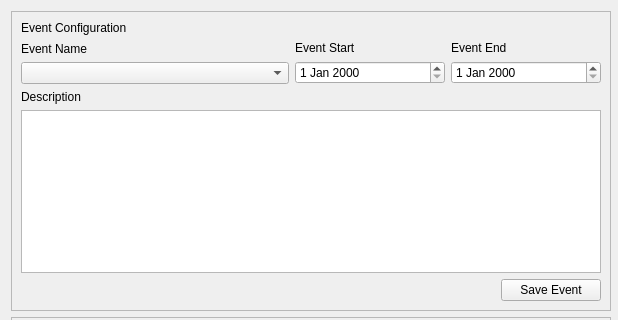
CS4311-spring-2020/pick-tool-team03-we-showed-up, file src/EventConfigurationEdit.ui: the form before one commit; both pictures show x 0 to 618 and y 0 to 320 of the 618 by 565 pixel window.
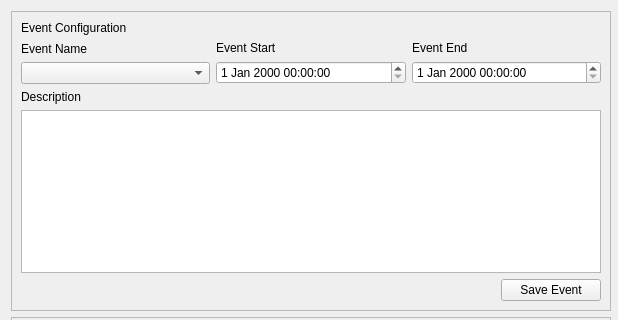
The form after the commit.

Commit message: timestamp ui changes made from client request

```diff
--- a/src/EventConfigurationEdit.ui
+++ b/src/EventConfigurationEdit.ui
@@ -98,14 +98,7 @@
            </widget>
           </item>
           <item>
-           <widget class="QDateEdit" name="date_event_start_edit">
-            <property name="maximumSize">
-             <size>
-              <width>150</width>
-              <height>16777215</height>
-             </size>
-            </property>
-           </widget>
+           <widget class="QDateTimeEdit" name="date_event_start_edit"/>
           </item>
          </layout>
         </item>
@@ -125,14 +118,7 @@
            </widget>
           </item>
           <item>
-           <widget class="QDateEdit" name="date_event_end_edit">
-            <property name="maximumSize">
-             <size>
-              <width>150</width>
-              <height>16777215</height>
-             </size>
-            </property>
-           </widget>
+           <widget class="QDateTimeEdit" name="date_event_end_edit"/>
           </item>
          </layout>
         </item>
```
The commit also changes 5 other files.
